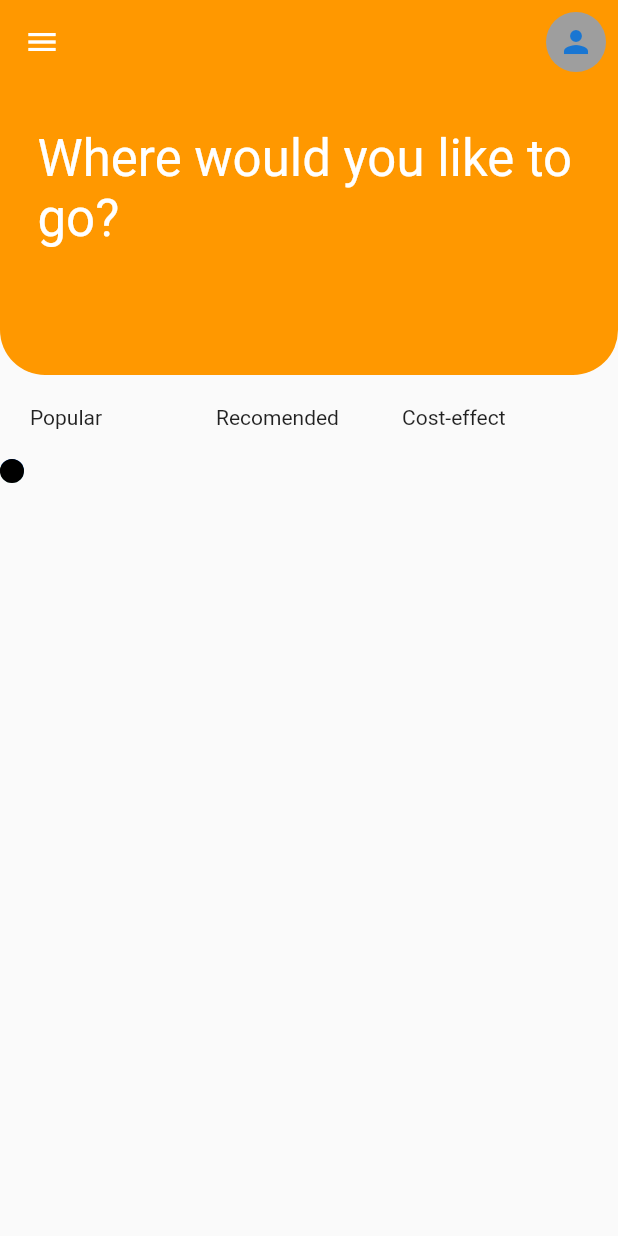
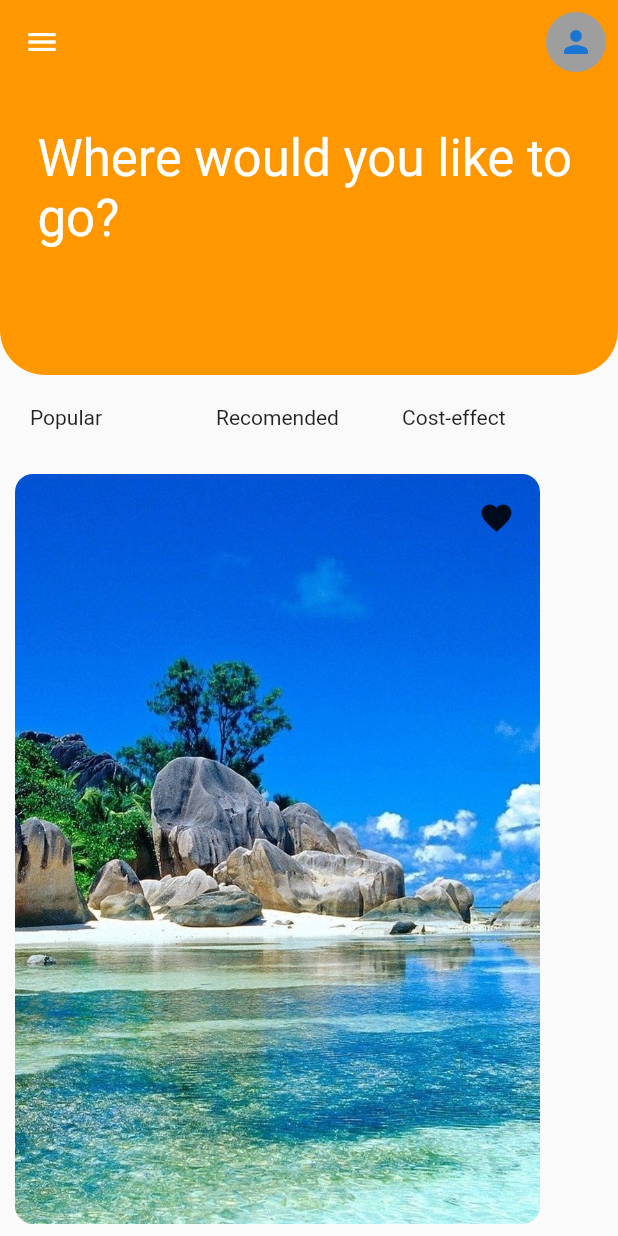
Before and after one commit to lohenyumnam/intern_daily_task, a Flutter app: the TravelApp screen opened directly, on a phone screen of 412 x 824 dp. Run offline on Flutter 3.47's test engine with Material 2 defaults, Android fonts, the phone set to English and light mode, and no system bars.

```diff
--- a/lib/src/daily_task/page/travelApp/Components/customcart.dart
+++ b/lib/src/daily_task/page/travelApp/Components/customcart.dart
@@ -8,15 +8,13 @@ class MyCustomCard extends StatelessWidget {
     return Stack(children: [
       Positioned(
         child: Container(
+          margin: const EdgeInsets.all(10),
+          height: 500,
+          width: 350,
           decoration: BoxDecoration(
-            color: const Color(0xff7c94b6),
             image: const DecorationImage(
               image: AssetImage('assets/images/865178.jpg'),
               fit: BoxFit.cover,
-            ),
-            border: Border.all(
-              color: Colors.black,
-              width: 8,
             ),
             borderRadius: BorderRadius.circular(12),
           ),
```
